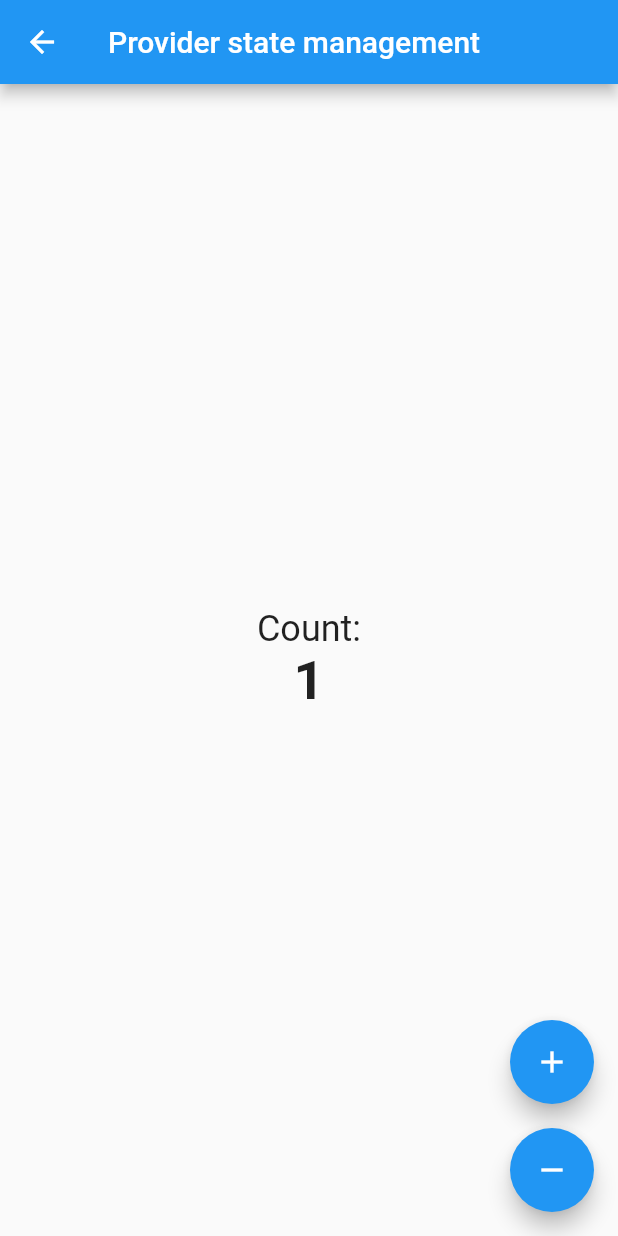
After one commit to newallJemuelD/components_project, a Flutter app: the ProviderScreen screen opened by its route, after a tap on the "add" icon, on a phone screen of 412 x 824 dp. The commit adds this screen. Run offline on Flutter 3.47's test engine with Material 2 defaults, Android fonts, the phone set to English and light mode, and no system bars; our stand-ins replace flutter_bloc.

Commit message:
provider state management

```diff
--- a/lib/navigation/screen_routes.dart
+++ b/lib/navigation/screen_routes.dart
@@ -14,6 +14,7 @@ class ScreenRoutes {
   //state management
   static const String setState = 'setstate';
   static const String blocStateManagement = 'blocstatemanagement';
+  static const String provider = 'provider';
   //app bars
   static const String sliverAppbar = 'sliverappbar';
 }
--- a/lib/route_generator.dart
+++ b/lib/route_generator.dart
@@ -8,6 +8,8 @@ import 'package:components_project/screens/app_security_related_screen.dart';
 import 'package:components_project/screens/drop_downs_screen.dart';
 import 'package:components_project/screens/libraries_name_list_screen.dart';
 import 'package:components_project/screens/navigation_bars_screen.dart';
+import 'package:components_project/screens/state_management/components/provider/counter_view_model.dart';
+import 'package:components_project/screens/state_management/components/provider/provider_screen.dart';
 import 'package:components_project/screens/state_management/components/set_state_counter_app.dart';
 import 'package:components_project/screens/state_management/state_management_screen.dart';
 import 'package:components_project/screens/tab_bars_screen.dart';
@@ -15,9 +17,11 @@ import 'package:components_project/screens/toggle_radio_screen/components/single
 import 'package:components_project/screens/toggle_radio_screen/toggle_radio_screen.dart';
 import 'package:flutter/material.dart';
 import 'package:flutter_bloc/flutter_bloc.dart';
+import 'package:provider/provider.dart';
 
 import 'screens/state_management/components/bloc/bloc_state_management.dart';
 import 'screens/state_management/components/bloc/counter_bloc.dart';
+import 'screens/state_management/components/provider/counter_model.dart';
 
 Route<dynamic> generateRoute(RouteSettings settings) {
   switch (settings.name) {
@@ -84,6 +88,17 @@ Route<dynamic> generateRoute(RouteSettings settings) {
           child: const BlocStateManagement(),
         );
       });
+    case ScreenRoutes.provider:
+      return MaterialPageRoute(builder: (BuildContext context) {
+        int count = 0;
+        final counterModel = CounterModel(count);
+        final counterViewModel = CounterViewModel(counterModel);
+
+        return ChangeNotifierProvider.value(
+          value: counterViewModel,
+          child: const ProviderScreen(),
+        );
+      });
     //add next here
     default:
       return MaterialPageRoute(builder: (BuildContext context) {
--- /dev/null
+++ b/lib/screens/state_management/components/provider/counter_model.dart
@@ -0,0 +1,4 @@
+class CounterModel {
+  int count;
+  CounterModel(this.count);
+}
--- /dev/null
+++ b/lib/screens/state_management/components/provider/counter_view_model.dart
@@ -0,0 +1,20 @@
+import 'package:flutter/material.dart';
+import 'counter_model.dart';
+
+class CounterViewModel extends ChangeNotifier {
+  final CounterModel _counterModel;
+
+  CounterViewModel(this._counterModel);
+
+  int get count => _counterModel.count;
+
+  void increment() {
+    _counterModel.count++;
+    notifyListeners();
+  }
+
+  void decrement() {
+    _counterModel.count--;
+    notifyListeners();
+  }
+}
--- /dev/null
+++ b/lib/screens/state_management/components/provider/provider_screen.dart
@@ -0,0 +1,61 @@
+import 'package:flutter/material.dart';
+
+import 'package:provider/provider.dart';
+
+import 'counter_view_model.dart';
+
+class ProviderScreen extends StatefulWidget {
+  const ProviderScreen({super.key});
+
+  @override
+  State<ProviderScreen> createState() => _ProviderScreenState();
+}
+
+class _ProviderScreenState extends State<ProviderScreen> {
+  @override
+  Widget build(BuildContext context) {
+    final counterViewModel = Provider.of<CounterViewModel>(context);
+
+    return Scaffold(
+      appBar: AppBar(
+        title: const Text('Provider state management'),
+      ),
+      body: Center(
+        child: Column(
+          mainAxisAlignment: MainAxisAlignment.center,
+          children: <Widget>[
+            Text(
+              'Count:',
+              style: TextStyle(fontSize: 24),
+            ),
+            Consumer<CounterViewModel>(
+              builder: (context, model, child) {
+                return Text(
+                  '${model.count}',
+                  style: TextStyle(fontSize: 36, fontWeight: FontWeight.bold),
+                );
+              },
+            ),
+          ],
+        ),
+      ),
+      floatingActionButton: Column(
+        mainAxisAlignment: MainAxisAlignment.end,
+        crossAxisAlignment: CrossAxisAlignment.end,
+        children: <Widget>[
+          FloatingActionButton(
+            onPressed: () => counterViewModel.increment(),
+            tooltip: 'Increment',
+            child: Icon(Icons.add),
+          ),
+          SizedBox(height: 16),
+          FloatingActionButton(
+            onPressed: () => counterViewModel.decrement(),
+            tooltip: 'Decrement',
+            child: Icon(Icons.remove),
+          ),
+        ],
+      ),
+    );
+  }
+}
--- a/lib/screens/state_management/state_management_screen.dart
+++ b/lib/screens/state_management/state_management_screen.dart
@@ -33,6 +33,7 @@ class StateManagementScreen extends StatelessWidget {
   final List<Categories> categories = [
     setState,
     blocStateManagement,
+    provider,
   ];
 
   static final Categories setState = Categories(
@@ -43,6 +44,11 @@ class StateManagementScreen extends StatelessWidget {
   static final Categories blocStateManagement = Categories(
     route: ScreenRoutes.blocStateManagement,
     categoryName: 'bloc',
+  );
+
+  static final Categories provider = Categories(
+    route: ScreenRoutes.provider,
+    categoryName: 'provider',
   );
 
   @override
--- a/pubspec.yaml
+++ b/pubspec.yaml
@@ -36,6 +36,7 @@ dependencies:
   # Use with the CupertinoIcons class for iOS style icons.
   cupertino_icons: ^1.0.2
   flutter_bloc: ^8.1.3
+  provider: ^6.1.1
 
 dev_dependencies:
   flutter_test:
```
Also changed, not shown: pubspec.lock.
